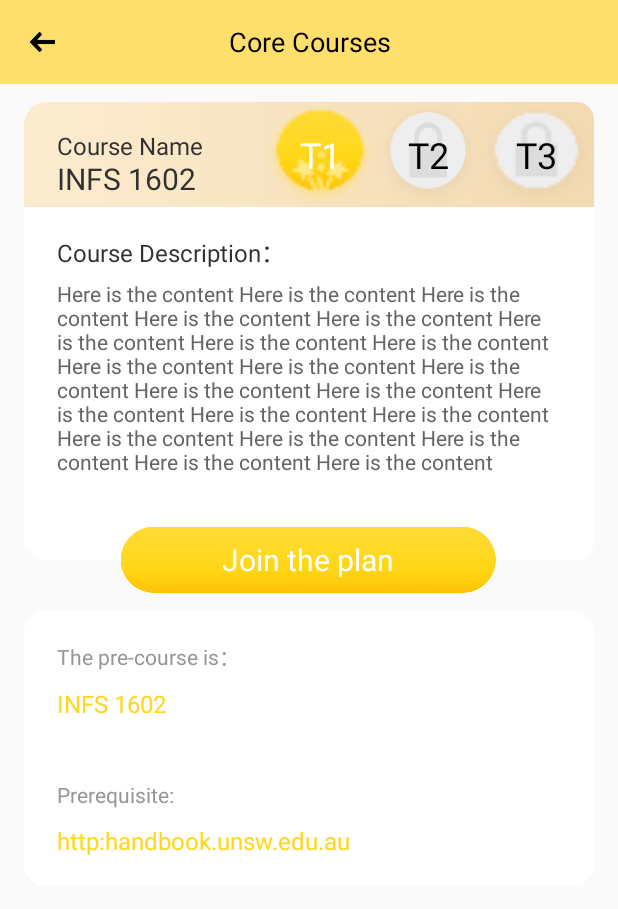
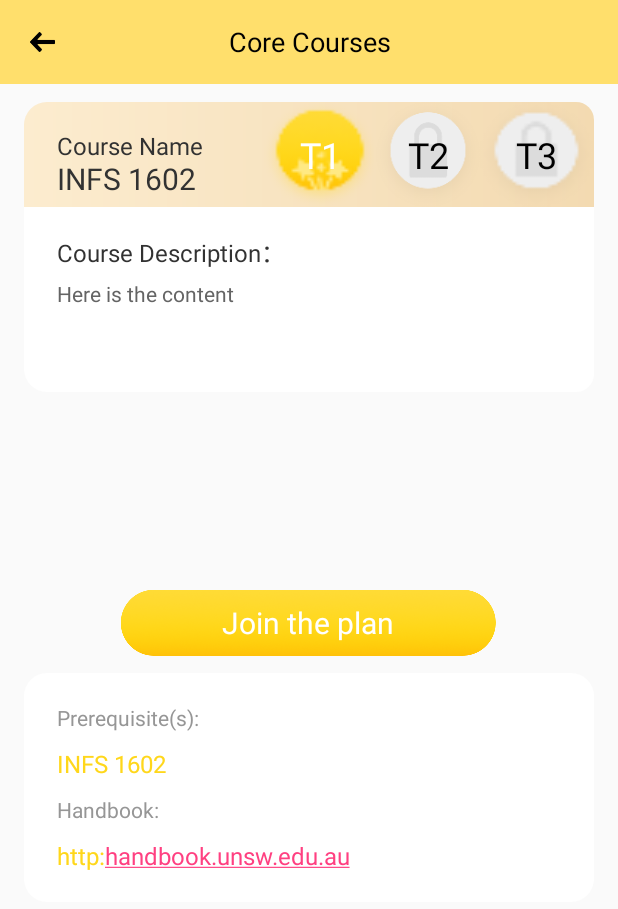
Before and after one commit to ShitangJian/MapUNSW, an Android app: the SpecialCoursesActivity screen opened directly, with no data from a screen before it, on a phone screen of 412 x 824 dp. Shown: the top 909 px of the screen. Run offline under Robolectric (Android 15) with nearby library versions, the phone set to English and light mode, and no system bars.

Commit message:
Integrated logic for course overview to UI design. Join the plan btn and prerequisite still require attention

```diff
--- a/app/src/main/java/com/example/cris/programplaner/course_overview.java
+++ b/app/src/main/java/com/example/cris/programplaner/course_overview.java
@@ -17,7 +17,7 @@ import com.google.firebase.database.FirebaseDatabase;
 import com.google.firebase.database.Query;
 import com.google.firebase.database.ValueEventListener;
 
-public class course_overview extends MainActivity {
+public class course_overview extends AppCompatActivity {
 
     FirebaseDatabase database;
     DatabaseReference refOverview;
@@ -29,7 +29,7 @@ public class course_overview extends MainActivity {
     @Override
     protected void onCreate(Bundle savedInstanceState) {
         super.onCreate(savedInstanceState);
-        setContentView(R.layout.activity_course_overview);
+        setContentView(R.layout.activity_special);
 
 
         course = new CoreCourse();
@@ -49,17 +49,16 @@ public class course_overview extends MainActivity {
     }
 
     private void courseOverview() {
-        TextView courseCodeHeader = findViewById(R.id.courseCodeHeader);
+        final TextView courseCodeHeader = findViewById(R.id.courseCodeHeader);
 
         final TextView courseName = findViewById(R.id.courseName);
         final TextView overview = findViewById(R.id.overview);
         final TextView handbookLink = findViewById(R.id.handbook);
         handbookLink.setMovementMethod(LinkMovementMethod.getInstance());
 
-        final ImageView circleT1 = (ImageView)findViewById(R.id.circleT1);
-        final ImageView circleT2 = (ImageView)findViewById(R.id.circleT2);
-        final ImageView circleT3 = (ImageView)findViewById(R.id.circleT3);
-        courseCodeHeader.setText(SelectedCourse);
+        final TextView circleT1 = (TextView)findViewById(R.id.circleT1);
+        final TextView circleT2 = (TextView)findViewById(R.id.circleT2);
+        final TextView circleT3 = (TextView)findViewById(R.id.circleT3);
         refOverview = database.getReference("Course"); //Snapshot of course table
         Query Overview = refOverview.orderByChild("Code").equalTo(SelectedCourse); //Find course user clicked on
 
@@ -69,7 +68,7 @@ public class course_overview extends MainActivity {
                 //Determine term availability
                 for (DataSnapshot ds: dataSnapshot.getChildren()){
                     course = ds.getValue(CoreCourse.class);
-                    if (course.getT1().equals("FALSE")){
+                    /*if (course.getT1().equals("FALSE")){
                         circleT1.setColorFilter(Color.RED);
                     }
                     if (course.getT2().equals("FALSE")){
@@ -77,8 +76,9 @@ public class course_overview extends MainActivity {
                     }
                     if (course.getT3().equals("FALSE")){
                         circleT3.setColorFilter(Color.RED);
-                    }
-                    courseName.setText(course.getName());
+                    }*/
+                    courseName.setText(course.getCode());
+                    courseCodeHeader.setText(course.getName());
                     overview.setText(course.getOverview());
                     handbookLink.setText(course.getHandbook());
                 }
--- a/app/src/main/res/layout/activity_special.xml
+++ b/app/src/main/res/layout/activity_special.xml
@@ -13,17 +13,20 @@
         app:theme="@style/ThemeOverlay.AppCompat.Dark.ActionBar">
 
         <TextView
+            android:id="@+id/courseCodeHeader"
             android:layout_width="wrap_content"
             android:layout_height="wrap_content"
             android:layout_gravity="center"
             android:gravity="center"
             android:text="Core Courses"
             android:textColor="#000"
-            android:textSize="18sp"/>
+            android:textSize="18sp" />
 
 
     </android.support.v7.widget.Toolbar>
 
+    android:layout_width="match_parent"
+    android:layout_height="wrap_content">
     <RelativeLayout
         android:layout_marginTop="12dp"
         android:layout_marginLeft="16dp"
@@ -42,7 +45,7 @@
             android:orientation="horizontal">
 
             <TextView
-                android:id="@+id/textView4"
+                android:id="@+id/circleT1"
                 android:layout_width="wrap_content"
                 android:layout_height="match_parent"
                 android:layout_weight="1"
@@ -53,7 +56,7 @@
                 android:textSize="24sp" />
 
             <TextView
-                android:id="@+id/textView11"
+                android:id="@+id/circleT2"
                 android:layout_width="22dp"
                 android:layout_height="match_parent"
                 android:layout_weight="1"
@@ -64,7 +67,7 @@
                 android:textSize="24sp" />
 
             <TextView
-                android:id="@+id/textView5"
+                android:id="@+id/circleT3"
                 android:layout_width="wrap_content"
                 android:layout_height="match_parent"
                 android:layout_weight="1"
@@ -86,21 +89,28 @@
             android:layout_width="wrap_content"
             android:layout_height="wrap_content"
             android:text="Course Name"/>
+
         <TextView
-            android:layout_marginTop="37dp"
-            android:textColor="#323232"
-            android:layout_marginLeft="22dp"
-            android:textSize="20sp"
+            android:id="@+id/courseName"
             android:layout_width="wrap_content"
             android:layout_height="wrap_content"
-            android:text="INFS 1602"/>
+            android:layout_marginLeft="22dp"
+            android:layout_marginTop="37dp"
+            android:text="INFS 1602"
+            android:textColor="#323232"
+            android:textSize="20sp" />
     </RelativeLayout>
+    <ScrollView
+        android:layout_width="match_parent"
+        android:layout_height="250dp">
     <RelativeLayout
         android:layout_marginLeft="16dp"
         android:layout_marginRight="16dp"
         android:layout_width="match_parent"
         android:background="@drawable/corners6_buttom"
         android:layout_height="wrap_content">
+
+
         <TextView
             android:layout_marginTop="18dp"
             android:textColor="#323232"
@@ -109,36 +119,32 @@
             android:textSize="16sp"
             android:layout_height="wrap_content"
             android:text="Course Description："/>
+
         <TextView
-            android:layout_marginTop="48dp"
-            android:textColor="#646464"
-            android:layout_marginLeft="22dp"
-            android:layout_marginBottom="56dp"
-            android:layout_marginRight="24dp"
-            android:textSize="14sp"
+            android:id="@+id/overview"
             android:layout_width="wrap_content"
             android:layout_height="wrap_content"
-            android:text="Here is the content Here is the content Here is
-the content Here is the content Here is the
-content Here is the content Here is the content
-Here is the content Here is the content Here is
-the content Here is the content Here is the
-content Here is the content Here is the content
-Here is the content Here is the content Here is
-the content Here is the content Here is the
-content Here is the content Here is the content"/>
+            android:layout_marginLeft="22dp"
+            android:layout_marginTop="48dp"
+            android:layout_marginRight="24dp"
+            android:layout_marginBottom="56dp"
+            android:text="Here is the content "
+            android:textColor="#646464"
+            android:textSize="14sp" />
+
     </RelativeLayout>
+    </ScrollView>
     <TextView
         android:id="@+id/tv_join"
+        android:layout_width="250dp"
+        android:layout_height="44dp"
         android:layout_gravity="center_horizontal"
-        android:layout_marginTop="-22dp"
+        android:layout_marginTop="5dp"
         android:background="@drawable/button"
-        android:layout_width="250dp"
-        android:textSize="20sp"
         android:gravity="center"
+        android:text="Join the plan"
         android:textColor="#fff"
-        android:text="Join the plan"
-        android:layout_height="44dp" />
+        android:textSize="20sp" />
 
     <LinearLayout
         android:layout_marginLeft="16dp"
@@ -148,38 +154,48 @@ content Here is the content Here is the content"/>
         android:layout_height="wrap_content"
         android:orientation="vertical"
         android:background="@drawable/corn_bg">
+
+
         <TextView
+            android:layout_width="wrap_content"
+            android:layout_height="wrap_content"
+            android:layout_marginLeft="22dp"
             android:layout_marginTop="20dp"
+            android:text="Prerequisite(s):"
             android:textColor="#969696"
+            android:textSize="14sp" />
+
+        <TextView
+            android:id="@+id/prerequisite"
+            android:layout_width="wrap_content"
+            android:layout_height="wrap_content"
             android:layout_marginLeft="22dp"
+            android:layout_marginTop="10dp"
+            android:text="INFS 1602"
+            android:textColor="#FFD71B"
+            android:textSize="16sp" />
+
+        <TextView
             android:layout_width="wrap_content"
-            android:textSize="14sp"
             android:layout_height="wrap_content"
-            android:text="The pre-course is："/>
+            android:layout_marginLeft="22dp"
+            android:layout_marginTop="10dp"
+            android:text="Handbook:"
+            android:textColor="#969696"
+            android:textSize="14sp" />
+
         <TextView
-            android:layout_marginTop="10dp"
-            android:textColor="#FFD71B"
+            android:id="@+id/handbook"
+            android:layout_width="wrap_content"
+            android:layout_height="wrap_content"
             android:layout_marginLeft="22dp"
-            android:layout_width="wrap_content"
-            android:textSize="16sp"
-            android:layout_height="wrap_content"
-            android:text="INFS 1602"/>
-        <TextView
-            android:layout_marginTop="40dp"
-            android:textColor="#969696"
-            android:layout_marginLeft="22dp"
-            android:layout_width="wrap_content"
-            android:textSize="14sp"
-            android:layout_height="wrap_content"
-            android:text="Prerequisite:"/>
-        <TextView
             android:layout_marginTop="10dp"
             android:layout_marginBottom="20dp"
+            android:text="http:handbook.unsw.edu.au"
+            android:textIsSelectable="true"
+            android:autoLink="web"
             android:textColor="#FFD71B"
-            android:layout_marginLeft="22dp"
-            android:layout_width="wrap_content"
-            android:textSize="16sp"
-            android:layout_height="wrap_content"
-            android:text="http:handbook.unsw.edu.au"/>
+            android:textSize="16sp" />
     </LinearLayout>
+
 </LinearLayout>
```
